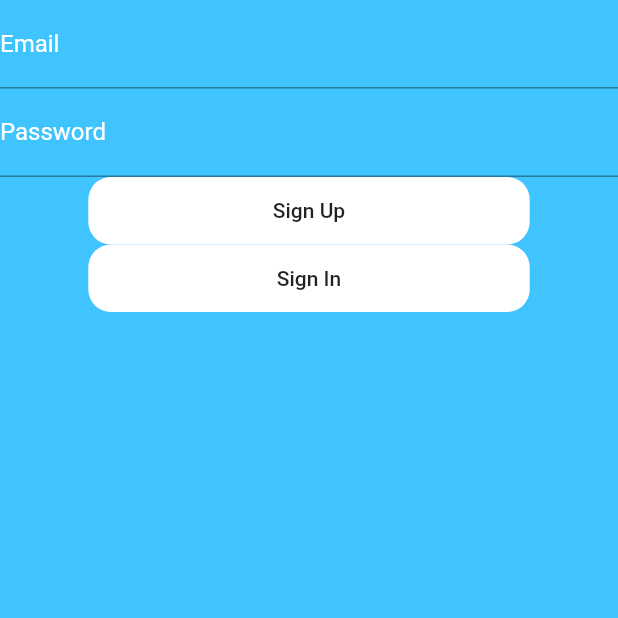
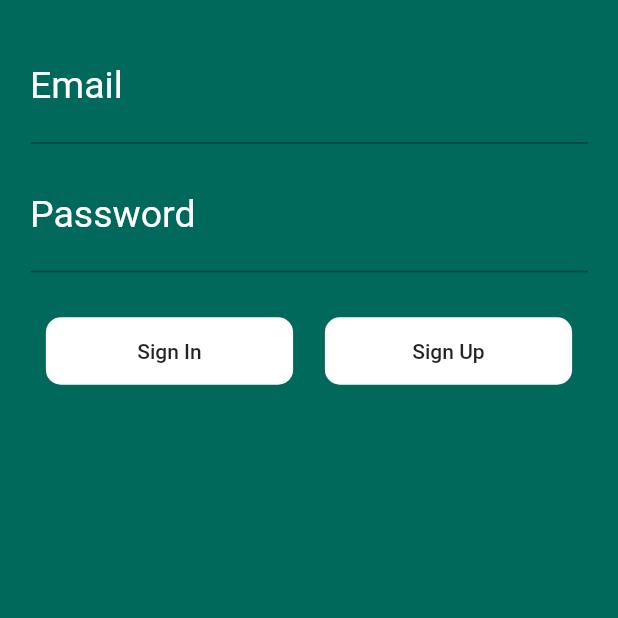
Before and after one commit to samuelsonokoi/flutter_crypto_wallet, a Flutter app: the screen it shows after launch, on a phone screen of 412 x 824 dp, the top half of it. Run offline on Flutter 3.47's test engine with Material 2 defaults, Android fonts, the phone set to English and light mode, and no system bars; our stand-ins replace firebase_auth, firebase_core; accounts and stored records are empty.

```diff
--- a/lib/authentication.dart
+++ /dev/null
@@ -1,82 +0,0 @@
-import 'package:flutter/material.dart';
-
-class Authentication extends StatefulWidget {
-  Authentication({Key? key}) : super(key: key);
-
-  @override
-  _AuthenticationState createState() => _AuthenticationState();
-}
-
-class _AuthenticationState extends State<Authentication> {
-  // define text field controllers
-  TextEditingController _emailField = TextEditingController();
-  TextEditingController _passwordField = TextEditingController();
-
-  @override
-  Widget build(BuildContext context) {
-    return Scaffold(
-      body: Container(
-        height: MediaQuery.of(context).size.height,
-        width: MediaQuery.of(context).size.width,
-        decoration: BoxDecoration(
-          color: Colors.lightBlueAccent,
-        ),
-        child: Column(
-          children: [
-            TextFormField(
-              controller: _emailField,
-              decoration: InputDecoration(
-                labelText: 'Email',
-                labelStyle: TextStyle(
-                  color: Colors.white,
-                ),
-                hintText: 'example@email.com',
-                hintStyle: TextStyle(
-                  color: Colors.white,
-                ),
-              ),
-            ),
-            TextFormField(
-              controller: _passwordField,
-              obscureText: true,
-              decoration: InputDecoration(
-                labelText: 'Password',
-                labelStyle: TextStyle(
-                  color: Colors.white,
-                ),
-                hintText: 'password',
-                hintStyle: TextStyle(
-                  color: Colors.white,
-                ),
-              ),
-            ),
-            Container(
-              width: MediaQuery.of(context).size.width / 1.4,
-              height: 45,
-              decoration: BoxDecoration(
-                borderRadius: BorderRadius.circular(15.0),
-                color: Colors.white,
-              ),
-              child: MaterialButton(
-                onPressed: () => {},
-                child: Text('Sign Up'),
-              ),
-            ),
-            Container(
-              width: MediaQuery.of(context).size.width / 1.4,
-              height: 45,
-              decoration: BoxDecoration(
-                borderRadius: BorderRadius.circular(15.0),
-                color: Colors.white,
-              ),
-              child: MaterialButton(
-                onPressed: () => {},
-                child: Text('Sign In'),
-              ),
-            ),
-          ],
-        ),
-      ),
-    );
-  }
-}
--- a/lib/main.dart
+++ b/lib/main.dart
@@ -1,6 +1,6 @@
 import 'package:firebase_core/firebase_core.dart';
 import 'package:flutter/material.dart';
-import 'package:crypto_wallet/authentication.dart';
+import 'package:crypto_wallet/ui/authentication.dart';
 
 void main() async {
   // Initialize widgets
@@ -17,6 +17,7 @@ class MyApp extends StatelessWidget {
   @override
   Widget build(BuildContext context) {
     return MaterialApp(
+      debugShowCheckedModeBanner: false,
       title: 'Crypto Wallet',
       home: Authentication(),
     );
--- /dev/null
+++ b/lib/ui/authentication.dart
@@ -0,0 +1,132 @@
+import 'package:crypto_wallet/net/flutterfire.dart';
+import 'package:crypto_wallet/ui/home_page.dart';
+import 'package:flutter/material.dart';
+
+class Authentication extends StatefulWidget {
+  Authentication({Key? key}) : super(key: key);
+
+  @override
+  _AuthenticationState createState() => _AuthenticationState();
+}
+
+class _AuthenticationState extends State<Authentication> {
+  // define text field controllers
+  TextEditingController _emailField = TextEditingController();
+  TextEditingController _passwordField = TextEditingController();
+
+  @override
+  Widget build(BuildContext context) {
+    bool shouldNavigate;
+
+    return Scaffold(
+      body: Container(
+        height: MediaQuery.of(context).size.height,
+        width: MediaQuery.of(context).size.width,
+        decoration: BoxDecoration(
+          color: Colors.teal[800],
+        ),
+        child: Padding(
+          padding: const EdgeInsets.all(20.0),
+          child: SafeArea(
+            child: Column(
+              children: [
+                TextFormField(
+                  controller: _emailField,
+                  decoration: InputDecoration(
+                    labelText: 'Email',
+                    labelStyle: TextStyle(
+                      color: Colors.white,
+                      fontSize: 25,
+                    ),
+                    hintText: 'example@email.com',
+                    hintStyle: TextStyle(
+                      color: Colors.white,
+                      fontSize: 25,
+                    ),
+                  ),
+                ),
+                SizedBox(
+                  height: 10,
+                ),
+                TextFormField(
+                  controller: _passwordField,
+                  obscureText: true,
+                  decoration: InputDecoration(
+                    labelText: 'Password',
+                    labelStyle: TextStyle(
+                      color: Colors.white,
+                      fontSize: 25,
+                    ),
+                    hintText: 'password',
+                    hintStyle: TextStyle(
+                      color: Colors.white,
+                      fontSize: 25,
+                    ),
+                  ),
+                ),
+                SizedBox(
+                  height: 30,
+                ),
+                Row(
+                  mainAxisAlignment: MainAxisAlignment.spaceAround,
+                  children: [
+                    Container(
+                      width: MediaQuery.of(context).size.width / 2.5,
+                      height: 45,
+                      decoration: BoxDecoration(
+                        borderRadius: BorderRadius.circular(10),
+                        color: Colors.white,
+                      ),
+                      child: MaterialButton(
+                        onPressed: () async => {
+                          shouldNavigate = await signIn(
+                              _emailField.text, _passwordField.text),
+                          // navigate to home page if successful.
+                          if (shouldNavigate)
+                            {
+                              Navigator.push(
+                                context,
+                                MaterialPageRoute(
+                                  builder: (context) => Home(),
+                                ),
+                              ),
+                            },
+                        },
+                        child: Text('Sign In'),
+                      ),
+                    ),
+                    Container(
+                      width: MediaQuery.of(context).size.width / 2.5,
+                      height: 45,
+                      decoration: BoxDecoration(
+                        borderRadius: BorderRadius.circular(10),
+                        color: Colors.white,
+                      ),
+                      child: MaterialButton(
+                        onPressed: () async => {
+                          shouldNavigate = await signUp(
+                              _emailField.text, _passwordField.text),
+                          // navigate to home page if successful.
+                          if (shouldNavigate)
+                            {
+                              Navigator.push(
+                                context,
+                                MaterialPageRoute(
+                                  builder: (context) => Home(),
+                                ),
+                              ),
+                            },
+                        },
+                        child: Text('Sign Up'),
+                      ),
+                    ),
+                  ],
+                ),
+              ],
+            ),
+          ),
+        ),
+      ),
+    );
+  }
+}
```
Also changed, not shown: lib/net/flutterfire.dart (+34 -0 lines), lib/ui/home_page.dart (added, +22 -0 lines).
